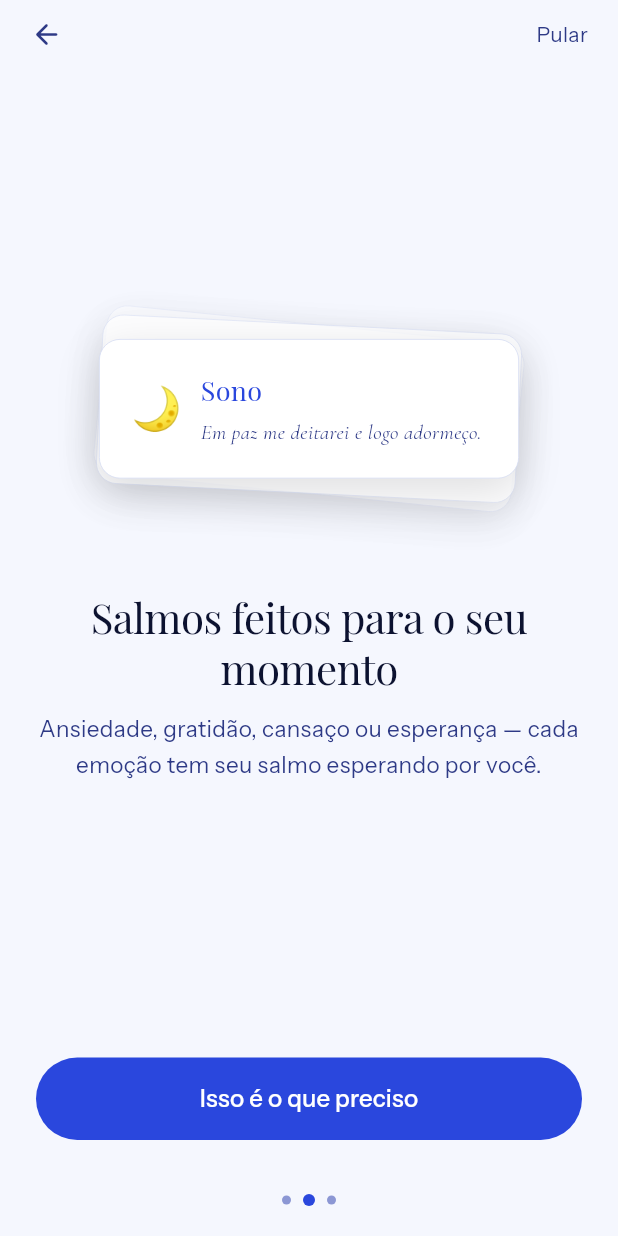
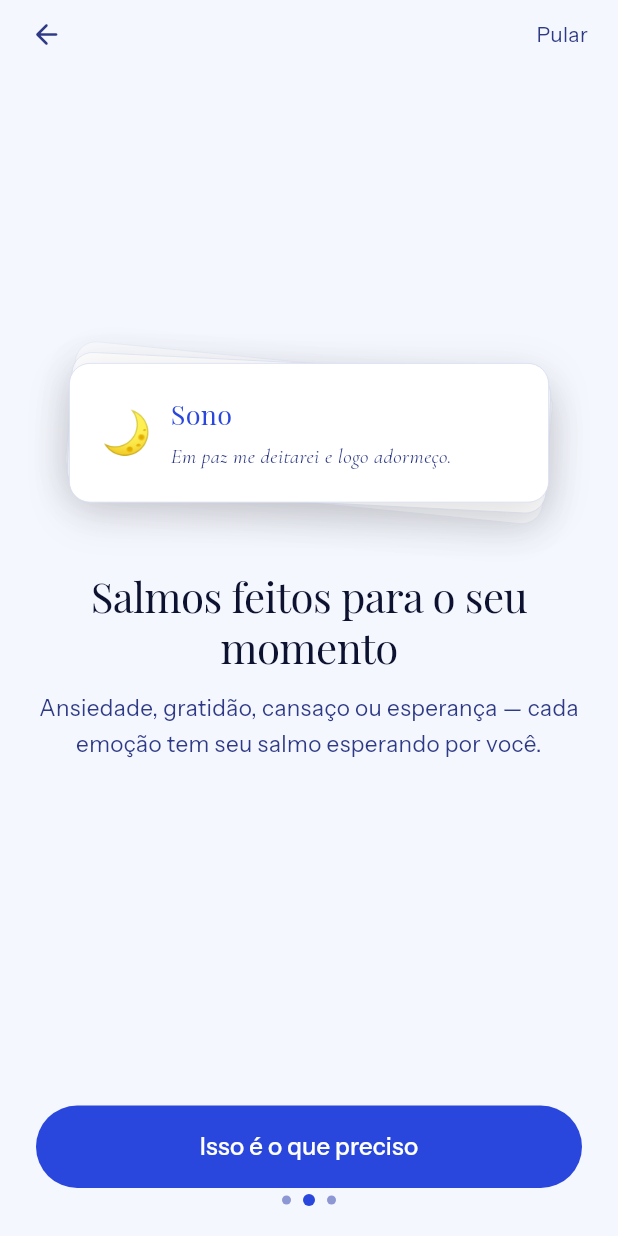
Before and after one commit to omeusalmo/o-meu-salmo, a Flutter app: the screen it shows after launch, after a tap on "Quero começar", on a phone screen of 412 x 824 dp. Run offline on Flutter 3.47's test engine with Material 3 defaults, Android fonts, the phone set to English and light mode, and no system bars; our stand-ins replace firebase_analytics, firebase_core, flutter_local_notifications, flutter_riverpod, go_router, google_fonts and 4 more; missing offline and left inert: audio_session; accounts and stored records are empty; project files that could hold a hidden picture were left out.

Commit message:
fix(responsividade): corrige overflow e adapta layouts para telas 320dp–tablet
- _CollectionCard: width 280 fixo → ConstrainedBox(maxWidth:320) + width:infinity para evitar overflow em 320dp
- _Page2 onboarding: SizedBox(height:180) → ConstrainedBox(min:120, max:200) no stack de cards
- RichText "Salmo N" (home + leitura): adiciona maxLines:2 + overflow:ellipsis para proteger em telas pequenas
- Rodapé onboarding (3 pages): sp16=64px → sp8=32px; SafeArea na raiz já cobre gesture nav bar
- AppBar titles (todos_salmos + colecoes): fontSize 28 → 24 para evitar aperto em telas pequenas
- GridView emotion picker: childAspectRatio fixo 2.4 → adaptativo (2.0 em <360dp, 2.4 acima)
- placeholder_screen: withOpacity deprecated → withValues(alpha:)
- home_screen: remove _SecondaryButton nunca referenciada
- Removidas variáveis muted não usadas (todos_salmos, psalm_card, ajustes_screen)

flutter analyze: 48 → 40 issues (0 errors)

Co-Authored-By: Claude Sonnet 4.6 <noreply@anthropic.com>

```diff
--- a/app/lib/features/ajustes/ajustes_screen.dart
+++ b/app/lib/features/ajustes/ajustes_screen.dart
@@ -467,7 +467,6 @@ class _ApoieSheet extends StatelessWidget {
   Widget build(BuildContext context) {
     final titleClr = isDark ? AppColors.nightCream : AppColors.dayTitle;
     final text     = isDark ? AppColors.nightText  : AppColors.dayText;
-    final muted    = isDark ? AppColors.nightText  : AppColors.dayText;
     final accent   = isDark ? AppColors.cobalt400  : AppColors.cobalt500;
     final border   = isDark ? AppColors.nightLine  : AppColors.dayLine;
 
--- a/app/lib/features/colecoes/colecoes_screen.dart
+++ b/app/lib/features/colecoes/colecoes_screen.dart
@@ -43,7 +43,7 @@ class ColecoesScreen extends ConsumerWidget {
         title: Text(
           'Coleções',
           style: GoogleFonts.playfairDisplay(
-            fontSize: 28,
+            fontSize: 24,
             fontWeight: FontWeight.w400,
             color: titleClr,
             letterSpacing: -0.42,
--- a/app/lib/features/onboarding/onboarding_screen.dart
+++ b/app/lib/features/onboarding/onboarding_screen.dart
@@ -267,7 +267,7 @@ class _Page1 extends StatelessWidget {
                   ),
                 ),
               ),
-              const SizedBox(height: AppTheme.sp16),
+              const SizedBox(height: AppTheme.sp8),
             ],
           ),
         ),
@@ -297,8 +297,8 @@ class _Page2 extends StatelessWidget {
         child: Column(
           children: [
             const Spacer(flex: 2),
-            SizedBox(
-              height: 180,
+            ConstrainedBox(
+              constraints: const BoxConstraints(maxHeight: 200, minHeight: 120),
               child: Stack(
                 alignment: Alignment.center,
                 children: [
@@ -389,7 +389,7 @@ class _Page2 extends StatelessWidget {
                 ),
               ),
             ),
-            const SizedBox(height: AppTheme.sp16),
+            const SizedBox(height: AppTheme.sp8),
           ],
         ),
       ),
@@ -418,8 +418,10 @@ class _CollectionCard extends StatelessWidget {
 
   @override
   Widget build(BuildContext context) {
-    return Container(
-      width: 280,
+    return ConstrainedBox(
+      constraints: const BoxConstraints(maxWidth: 320),
+      child: Container(
+      width: double.infinity,
       padding: const EdgeInsets.all(AppTheme.sp5),
       decoration: BoxDecoration(
         color: cardBg,
@@ -465,6 +467,7 @@ class _CollectionCard extends StatelessWidget {
             ),
           ),
         ],
+      ),
       ),
     );
   }
@@ -524,7 +527,7 @@ class _Page3 extends StatelessWidget {
               crossAxisCount: 2,
               mainAxisSpacing: AppTheme.sp3,
               crossAxisSpacing: AppTheme.sp3,
-              childAspectRatio: 2.4,
+              childAspectRatio: MediaQuery.of(context).size.width < 360 ? 2.0 : 2.4,
               children: EmocaoInicial.values.map((e) {
                 final isSelected = e == selected;
                 return GestureDetector(
@@ -602,7 +605,7 @@ class _Page3 extends StatelessWidget {
                 ),
               ),
             ),
-            const SizedBox(height: AppTheme.sp16),
+            const SizedBox(height: AppTheme.sp8),
           ],
         ),
       ),
--- a/app/lib/features/salmos/leitura_salmo_screen.dart
+++ b/app/lib/features/salmos/leitura_salmo_screen.dart
@@ -212,6 +212,8 @@ class _BodyState extends ConsumerState<_Body> {
         children: [
           // Título hero
           RichText(
+            maxLines: 2,
+            overflow: TextOverflow.ellipsis,
             text: TextSpan(
               style: GoogleFonts.playfairDisplay(
                 fontSize: 52,
--- a/app/lib/features/salmos/todos_salmos_screen.dart
+++ b/app/lib/features/salmos/todos_salmos_screen.dart
@@ -69,7 +69,7 @@ class _TodosSalmosScreenState extends ConsumerState<TodosSalmosScreen> {
         title: Text(
           'Todos os Salmos',
           style: GoogleFonts.playfairDisplay(
-            fontSize: 28,
+            fontSize: 24,
             fontWeight: FontWeight.w400,
             color: titleClr,
             letterSpacing: -0.42,
@@ -273,7 +273,6 @@ class _EmptyState extends StatelessWidget {
   Widget build(BuildContext context) {
     final isDark = Theme.of(context).brightness == Brightness.dark;
     final text  = isDark ? AppColors.nightText  : AppColors.dayText;
-    final muted = isDark ? AppColors.nightText  : AppColors.dayText;
 
     return Center(
       child: Padding(
--- a/app/lib/shared/widgets/placeholder_screen.dart
+++ b/app/lib/shared/widgets/placeholder_screen.dart
@@ -24,7 +24,7 @@ class PlaceholderScreen extends StatelessWidget {
             Icon(
               icon,
               size: 56,
-              color: theme.colorScheme.primary.withOpacity(0.35),
+              color: theme.colorScheme.primary.withValues(alpha: 0.35),
             ),
             const SizedBox(height: 20),
             Text(title, style: theme.textTheme.headlineSmall),
@@ -32,7 +32,7 @@ class PlaceholderScreen extends StatelessWidget {
             Text(
               'Em construção',
               style: theme.textTheme.bodyMedium?.copyWith(
-                color: theme.colorScheme.onSurface.withOpacity(0.45),
+                color: theme.colorScheme.onSurface.withValues(alpha: 0.45),
               ),
             ),
           ],
--- a/app/lib/shared/widgets/psalm_card.dart
+++ b/app/lib/shared/widgets/psalm_card.dart
@@ -24,7 +24,6 @@ class PsalmCard extends StatelessWidget {
     final border   = isDark ? AppColors.nightLine  : AppColors.dayLine;
     final accent   = isDark ? AppColors.cobalt400  : AppColors.cobalt500;
     final titleClr = isDark ? AppColors.nightCream : AppColors.dayTitle;
-    final muted    = isDark ? AppColors.nightText  : AppColors.dayText;
 
     return Material(
       color: surface,
```
Also changed, not shown: app/lib/features/home/home_screen.dart (+2 -45 lines).
